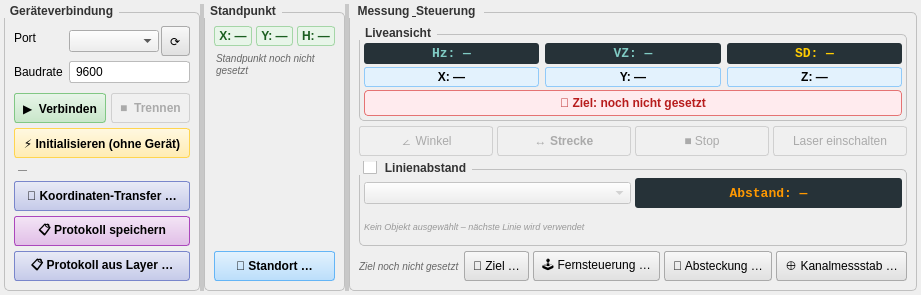
Old version of the form q_sokkia_plugin_dockwidget_base.ui in the repository geopackix/qgis_sokkia.
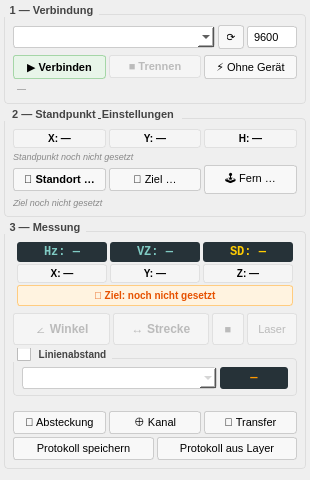
New version of the form. Custom widgets are drawn as their Qt base class.

Commit message: slim design on side-bar

Diff of the .ui file:
```diff
--- a/q_sokkia_plugin_dockwidget_base.ui
+++ b/q_sokkia_plugin_dockwidget_base.ui
@@ -6,53 +6,43 @@
    <rect>
     <x>0</x>
     <y>0</y>
-    <width>760</width>
-    <height>220</height>
+    <width>310</width>
+    <height>480</height>
    </rect>
   </property>
   <property name="minimumSize">
    <size>
-    <width>500</width>
+    <width>280</width>
     <height>0</height>
    </size>
   </property>
   <property name="windowTitle">
-   <string>QGIS Sokkia Plugin</string>
+   <string>Sokkia</string>
   </property>
   <widget class="QWidget" name="dockWidgetContents">
    <property name="styleSheet">
-    <string notr="true">QGroupBox{font-weight:bold;border:1px solid #c0c0c0;border-radius:5px;margin-top:8px;padding-top:4px;}QGroupBox::title{subcontrol-origin:margin;subcontrol-position:top left;padding:0 4px;color:#333;}QLineEdit{border:1px solid #bbb;border-radius:3px;padding:2px 4px;background:white;}QLineEdit:disabled{background:#f0f0f0;color:#888;}QPushButton{border:1px solid #aaa;border-radius:3px;padding:3px 8px;background:qlineargradient(x1:0,y1:0,x2:0,y2:1,stop:0 #f8f8f8,stop:1 #e0e0e0);min-height:22px;}QPushButton:hover{background:qlineargradient(x1:0,y1:0,x2:0,y2:1,stop:0 #e8f0fe,stop:1 #c8d8f8);border-color:#6699cc;}QPushButton:pressed{background:#c0c8d8;}QPushButton:disabled{color:#aaa;background:#f0f0f0;border-color:#d0d0d0;}QSplitter::handle{background:#c8c8c8;}QSplitter::handle:horizontal{width:5px;}QSplitter::handle:hover{background:#6699cc;}</string>
+    <string notr="true">*{font-size:11px;}QGroupBox{font-weight:600;border:1px solid #ddd;border-radius:4px;margin-top:10px;padding:6px 4px 4px 4px;}QGroupBox::title{subcontrol-origin:margin;subcontrol-position:top left;padding:0 4px;color:#444;}QLineEdit,QComboBox{border:1px solid #ccc;border-radius:3px;padding:2px 4px;background:#fff;}QLineEdit:disabled{background:#f5f5f5;color:#999;}QPushButton{border:1px solid #ccc;border-radius:3px;padding:4px 8px;background:#f8f8f8;font-size:11px;}QPushButton:hover{background:#e3f2fd;border-color:#90caf9;}QPushButton:pressed{background:#bbdefb;}QPushButton:disabled{color:#bbb;background:#f5f5f5;border-color:#e0e0e0;}</string>
    </property>
-   <layout class="QHBoxLayout" name="mainHBox">
-    <property name="spacing"><number>0</number></property>
+   <layout class="QVBoxLayout" name="mainVBox">
+    <property name="spacing"><number>4</number></property>
     <property name="leftMargin"><number>4</number></property>
     <property name="topMargin"><number>4</number></property>
     <property name="rightMargin"><number>4</number></property>
     <property name="bottomMargin"><number>4</number></property>
-    <item>
-     <widget class="QSplitter" name="splitter">
-      <property name="orientation">
-       <enum>Qt::Horizontal</enum>
-      </property>
-      <property name="childrenCollapsible">
-       <bool>false</bool>
-      </property>
 
-      <!-- PANEL 1: Ger&#xE4;teverbindung -->
+    <!-- ===== SECTION 1: Verbindung / Initialisierung ===== -->
+    <item>
       <widget class="QGroupBox" name="groupBox">
-       <property name="title"><string>Ger&#xE4;teverbindung</string></property>
-       <property name="minimumWidth"><number>160</number></property>
+      <property name="title"><string>1 &#x2014; Verbindung</string></property>
        <layout class="QVBoxLayout" name="vl_conn">
-        <property name="spacing"><number>5</number></property>
+       <property name="spacing"><number>3</number></property>
+       <property name="leftMargin"><number>4</number></property>
+       <property name="topMargin"><number>4</number></property>
+       <property name="rightMargin"><number>4</number></property>
+       <property name="bottomMargin"><number>4</number></property>
         <item>
-         <layout class="QFormLayout" name="form_conn">
-          <property name="horizontalSpacing"><number>6</number></property>
-          <item row="0" column="0">
-           <widget class="QLabel" name="label"><property name="text"><string>Port</string></property></widget>
-          </item>
-          <item row="0" column="1">
            <layout class="QHBoxLayout" name="hl_port">
-            <property name="spacing"><number>2</number></property>
+         <property name="spacing"><number>3</number></property>
             <item>
              <widget class="QComboBox" name="combo_port">
               <property name="toolTip"><string>Verf&#xFC;gbare serielle Ports</string></property>
@@ -68,108 +58,88 @@
              <widget class="QPushButton" name="btn_refresh_ports">
               <property name="text"><string>&#x27F3;</string></property>
               <property name="toolTip"><string>Portliste aktualisieren</string></property>
-              <property name="maximumWidth"><number>28</number></property>
-             </widget>
-            </item>
-           </layout>
-          </item>
-          <item row="1" column="0">
-           <widget class="QLabel" name="label_2"><property name="text"><string>Baudrate</string></property></widget>
-          </item>
-          <item row="1" column="1">
-           <widget class="QLineEdit" name="input_baud"><property name="text"><string>9600</string></property></widget>
+           <property name="maximumSize"><size><width>26</width><height>16777215</height></size></property>
+          </widget>
+         </item>
+         <item>
+          <widget class="QLineEdit" name="input_baud">
+           <property name="text"><string>9600</string></property>
+           <property name="maximumSize"><size><width>50</width><height>16777215</height></size></property>
+           <property name="toolTip"><string>Baudrate</string></property>
+          </widget>
           </item>
          </layout>
         </item>
         <item>
          <widget class="QgsProjectionSelectionWidget" name="mQgsProjectionSelectionWidget"/>
         </item>
-        <item>
-         <spacer><property name="orientation"><enum>Qt::Vertical</enum></property><property name="sizeHint" stdset="0"><size><width>0</width><height>4</height></size></property></spacer>
-        </item>
         <item>
          <layout class="QHBoxLayout" name="hl_conn_btns">
+         <property name="spacing"><number>3</number></property>
           <item>
            <widget class="QPushButton" name="btn_connect">
-            <property name="text"><string>&#x25B6;  Verbinden</string></property>
-            <property name="styleSheet"><string notr="true">QPushButton{background:qlineargradient(x1:0,y1:0,x2:0,y2:1,stop:0 #e8f5e9,stop:1 #c8e6c9);border-color:#81c784;font-weight:bold;}</string></property>
+           <property name="text"><string>&#x25B6; Verbinden</string></property>
+           <property name="styleSheet"><string notr="true">QPushButton{background:#e8f5e9;border-color:#a5d6a7;font-weight:bold;}</string></property>
            </widget>
           </item>
           <item>
            <widget class="QPushButton" name="btn_disconnect">
             <property name="enabled"><bool>false</bool></property>
-            <property name="text"><string>&#x25A0;  Trennen</string></property>
-            <property name="styleSheet"><string notr="true">QPushButton:enabled{background:qlineargradient(x1:0,y1:0,x2:0,y2:1,stop:0 #ffebee,stop:1 #ffcdd2);border-color:#e57373;font-weight:bold;}</string></property>
-           </widget>
-          </item>
-         </layout>
+           <property name="text"><string>&#x25A0; Trennen</string></property>
+           <property name="styleSheet"><string notr="true">QPushButton:enabled{background:#ffebee;border-color:#ef9a9a;font-weight:bold;}</string></property>
+          </widget>
         </item>
         <item>
          <widget class="QPushButton" name="btn_init">
-          <property name="text"><string>&#x26A1; Initialisieren (ohne Ger&#xE4;t)</string></property>
+           <property name="text"><string>&#x26A1; Ohne Ger&#xE4;t</string></property>
           <property name="toolTip"><string>Layer anlegen und Plugin ohne Verbindung zu einem Tachymeter verwenden</string></property>
-          <property name="styleSheet"><string notr="true">QPushButton{background:qlineargradient(x1:0,y1:0,x2:0,y2:1,stop:0 #fff8e1,stop:1 #ffecb3);border-color:#ffd54f;font-weight:bold;}</string></property>
-         </widget>
+          </widget>
+         </item>
+        </layout>
         </item>
         <item>
          <widget class="QLabel" name="lbl_device_info">
           <property name="text"><string>&#x2014;</string></property>
           <property name="wordWrap"><bool>true</bool></property>
-          <property name="styleSheet"><string notr="true">color:#555;font-size:9px;padding:1px 2px;font-style:italic;</string></property>
-         </widget>
-        </item>
-        <item>
-         <widget class="QPushButton" name="btn_transfer">
-          <property name="text"><string>&#x1F4E1; Koordinaten-Transfer &#x2026;</string></property>
-          <property name="toolTip"><string>Koordinaten zwischen QGIS-Layer und Tachymeter &#xFC;bertragen (Upload/Download im SDR33-Format)</string></property>
-          <property name="styleSheet"><string notr="true">QPushButton{background:qlineargradient(x1:0,y1:0,x2:0,y2:1,stop:0 #e8eaf6,stop:1 #c5cae9);border-color:#7986cb;font-weight:bold;}</string></property>
-         </widget>
-        </item>
-        <item>
-         <widget class="QPushButton" name="btn_export_protokoll">
-          <property name="text"><string>&#x1F4CB; Protokoll speichern</string></property>
-          <property name="toolTip"><string>Messprotokoll dieser Sitzung als TXT-Datei speichern</string></property>
-          <property name="styleSheet"><string notr="true">QPushButton{background:qlineargradient(x1:0,y1:0,x2:0,y2:1,stop:0 #f3e5f5,stop:1 #e1bee7);border-color:#ab47bc;font-weight:bold;}</string></property>
-         </widget>
-        </item>
-        <item>
-         <widget class="QPushButton" name="btn_protokoll_from_layer">
-          <property name="text"><string>&#x1F4CB; Protokoll aus Layer &#x2026;</string></property>
-          <property name="toolTip"><string>Messprotokoll aus einem vorhandenen Messlayer erstellen</string></property>
-          <property name="styleSheet"><string notr="true">QPushButton{background:qlineargradient(x1:0,y1:0,x2:0,y2:1,stop:0 #e8eaf6,stop:1 #c5cae9);border-color:#7986cb;font-weight:bold;}</string></property>
+         <property name="styleSheet"><string notr="true">color:#888;font-size:9px;padding:1px 2px;</string></property>
          </widget>
         </item>
        </layout>
       </widget>
+    </item>
 
-      <!-- PANEL 2: Standpunkt (kompakt) -->
+    <!-- ===== SECTION 2: Standpunkt &amp; Einstellungen ===== -->
+    <item>
       <widget class="QGroupBox" name="groupBox_2">
-       <property name="title"><string>Standpunkt</string></property>
-       <property name="minimumWidth"><number>140</number></property>
+      <property name="title"><string>2 &#x2014; Standpunkt &amp; Einstellungen</string></property>
        <layout class="QVBoxLayout" name="vl_station">
-        <property name="spacing"><number>5</number></property>
+       <property name="spacing"><number>3</number></property>
+       <property name="leftMargin"><number>4</number></property>
+       <property name="topMargin"><number>4</number></property>
+       <property name="rightMargin"><number>4</number></property>
+       <property name="bottomMargin"><number>4</number></property>
         <item>
          <layout class="QHBoxLayout" name="hl_sp_status">
-          <property name="spacing"><number>4</number></property>
+         <property name="spacing"><number>3</number></property>
           <item>
            <widget class="QLabel" name="lbl_x">
             <property name="text"><string>X: &#x2014;</string></property>
             <property name="alignment"><set>Qt::AlignCenter</set></property>
-            <property name="styleSheet"><string notr="true">padding:2px 4px;background:#e8f5e9;border:1px solid #a5d6a7;border-radius:3px;font-weight:bold;color:#1b5e20;</string></property>
+           <property name="styleSheet"><string notr="true">padding:2px 3px;background:#f5f5f5;border:1px solid #e0e0e0;border-radius:3px;font-weight:bold;font-size:10px;</string></property>
            </widget>
           </item>
           <item>
            <widget class="QLabel" name="lbl_y">
             <property name="text"><string>Y: &#x2014;</string></property>
             <property name="alignment"><set>Qt::AlignCenter</set></property>
-            <property name="styleSheet"><string notr="true">padding:2px 4px;background:#e8f5e9;border:1px solid #a5d6a7;border-radius:3px;font-weight:bold;color:#1b5e20;</string></property>
+           <property name="styleSheet"><string notr="true">padding:2px 3px;background:#f5f5f5;border:1px solid #e0e0e0;border-radius:3px;font-weight:bold;font-size:10px;</string></property>
            </widget>
           </item>
           <item>
            <widget class="QLabel" name="lbl_z">
             <property name="text"><string>H: &#x2014;</string></property>
             <property name="alignment"><set>Qt::AlignCenter</set></property>
-            <property name="styleSheet"><string notr="true">padding:2px 4px;background:#e8f5e9;border:1px solid #a5d6a7;border-radius:3px;font-weight:bold;color:#1b5e20;</string></property>
+           <property name="styleSheet"><string notr="true">padding:2px 3px;background:#f5f5f5;border:1px solid #e0e0e0;border-radius:3px;font-weight:bold;font-size:10px;</string></property>
            </widget>
           </item>
          </layout>
@@ -178,90 +148,114 @@
          <widget class="QLabel" name="lbl_sp">
           <property name="text"><string>Standpunkt noch nicht gesetzt</string></property>
           <property name="wordWrap"><bool>true</bool></property>
-          <property name="styleSheet"><string notr="true">color:#666;font-style:italic;padding:1px 0;font-size:10px;</string></property>
+         <property name="styleSheet"><string notr="true">color:#888;font-style:italic;font-size:9px;</string></property>
          </widget>
         </item>
         <item>
-         <spacer>
-          <property name="orientation"><enum>Qt::Vertical</enum></property>
-          <property name="sizeHint" stdset="0"><size><width>0</width><height>4</height></size></property>
-         </spacer>
-        </item>
+        <layout class="QHBoxLayout" name="hl_settings_btns">
+         <property name="spacing"><number>3</number></property>
         <item>
          <widget class="QPushButton" name="btn_setSp">
           <property name="text"><string>&#x1F4CD; Standort &#x2026;</string></property>
           <property name="toolTip"><string>Standortdialog &#xF6;ffnen: bekannter Punkt, Anschlussrichtung oder Freie Stationierung</string></property>
-          <property name="styleSheet"><string notr="true">QPushButton{background:qlineargradient(x1:0,y1:0,x2:0,y2:1,stop:0 #e3f2fd,stop:1 #bbdefb);border-color:#64b5f6;font-weight:bold;}</string></property>
-         </widget>
-        </item>
-       </layout>
-      </widget>
+           <property name="styleSheet"><string notr="true">QPushButton{font-weight:bold;}</string></property>
+          </widget>
+         </item>
+         <item>
+          <widget class="QPushButton" name="btn_open_zielpunkt">
+           <property name="text"><string>&#x1F3AF; Ziel &#x2026;</string></property>
+           <property name="toolTip"><string>Zielpunktdialog &#xF6;ffnen: Zieltyp, Zielh&#xF6;he, Prismenkonstante</string></property>
+          </widget>
+         </item>
+         <item>
+          <widget class="QPushButton" name="btn_open_fernsteuerung">
+           <property name="text"><string>&#x1F579; Fern &#x2026;</string></property>
+           <property name="toolTip"><string>Fernsteuerungsdialog &#xF6;ffnen: Tachymeter drehen</string></property>
+          </widget>
+         </item>
+        </layout>
+       </item>
+       <item>
+        <widget class="QLabel" name="lbl_target">
+         <property name="text"><string>Ziel noch nicht gesetzt</string></property>
+         <property name="wordWrap"><bool>false</bool></property>
+         <property name="styleSheet"><string notr="true">color:#888;font-style:italic;font-size:9px;</string></property>
+        </widget>
+       </item>
+      </layout>
+     </widget>
+    </item>
 
-      <!-- PANEL 3: Messung &amp; Steuerung (kompakt) -->
+    <!-- ===== SECTION 3: Messung ===== -->
+    <item>
       <widget class="QGroupBox" name="groupBox_6">
-       <property name="title"><string>Messung &amp; Steuerung</string></property>
-       <property name="minimumWidth"><number>300</number></property>
+      <property name="title"><string>3 &#x2014; Messung</string></property>
        <layout class="QVBoxLayout" name="vl_measure_main">
-        <property name="spacing"><number>5</number></property>
+       <property name="spacing"><number>3</number></property>
+       <property name="leftMargin"><number>4</number></property>
+       <property name="topMargin"><number>4</number></property>
+       <property name="rightMargin"><number>4</number></property>
+       <property name="bottomMargin"><number>4</number></property>
 
-        <!-- Liveansicht -->
+       <!-- Liveansicht: Messwerte -->
         <item>
          <widget class="QGroupBox" name="groupBox_5">
-          <property name="title"><string>Liveansicht</string></property>
+         <property name="title"><string></string></property>
+         <property name="styleSheet"><string notr="true">QGroupBox{border:none;margin-top:0;padding-top:0;}</string></property>
           <layout class="QVBoxLayout" name="vl_live">
-           <property name="spacing"><number>3</number></property>
-           <property name="leftMargin"><number>4</number></property>
-           <property name="topMargin"><number>4</number></property>
-           <property name="rightMargin"><number>4</number></property>
-           <property name="bottomMargin"><number>4</number></property>
+          <property name="spacing"><number>2</number></property>
+          <property name="leftMargin"><number>0</number></property>
+          <property name="topMargin"><number>0</number></property>
+          <property name="rightMargin"><number>0</number></property>
+          <property name="bottomMargin"><number>0</number></property>
            <item>
             <layout class="QHBoxLayout" name="horizontalLayout_9">
-             <property name="spacing"><number>6</number></property>
+            <property name="spacing"><number>3</number></property>
              <item>
               <widget class="QLabel" name="lbl_ha">
                <property name="text"><string>Hz: &#x2014;</string></property>
                <property name="alignment"><set>Qt::AlignCenter</set></property>
-               <property name="styleSheet"><string notr="true">font-size:13px;font-weight:bold;padding:3px 6px;background:#263238;color:#80cbc4;border-radius:3px;font-family:monospace;</string></property>
+              <property name="styleSheet"><string notr="true">font-size:12px;font-weight:bold;padding:3px 4px;background:#263238;color:#80cbc4;border-radius:3px;font-family:monospace;</string></property>
               </widget>
              </item>
              <item>
               <widget class="QLabel" name="lbl_za">
                <property name="text"><string>VZ: &#x2014;</string></property>
                <property name="alignment"><set>Qt::AlignCenter</set></property>
-               <property name="styleSheet"><string notr="true">font-size:13px;font-weight:bold;padding:3px 6px;background:#263238;color:#80cbc4;border-radius:3px;font-family:monospace;</string></property>
+              <property name="styleSheet"><string notr="true">font-size:12px;font-weight:bold;padding:3px 4px;background:#263238;color:#80cbc4;border-radius:3px;font-family:monospace;</string></property>
               </widget>
              </item>
              <item>
               <widget class="QLabel" name="lbl_sd">
                <property name="text"><string>SD: &#x2014;</string></property>
                <property name="alignment"><set>Qt::AlignCenter</set></property>
-               <property name="styleSheet"><string notr="true">font-size:13px;font-weight:bold;padding:3px 6px;background:#263238;color:#ffcc02;border-radius:3px;font-family:monospace;</string></property>
+              <property name="styleSheet"><string notr="true">font-size:12px;font-weight:bold;padding:3px 4px;background:#263238;color:#ffcc02;border-radius:3px;font-family:monospace;</string></property>
               </widget>
              </item>
             </layout>
            </item>
            <item>
             <layout class="QHBoxLayout" name="horizontalLayout_12">
-             <property name="spacing"><number>6</number></property>
+            <property name="spacing"><number>3</number></property>
              <item>
               <widget class="QLabel" name="lbl_calc_x">
                <property name="text"><string>X: &#x2014;</string></property>
                <property name="alignment"><set>Qt::AlignCenter</set></property>
-               <property name="styleSheet"><string notr="true">padding:2px 5px;background:#e3f2fd;border:1px solid #90caf9;border-radius:3px;font-weight:bold;</string></property>
+              <property name="styleSheet"><string notr="true">padding:2px 3px;background:#f5f5f5;border:1px solid #e0e0e0;border-radius:3px;font-weight:bold;font-size:10px;</string></property>
               </widget>
              </item>
              <item>
               <widget class="QLabel" name="lbl_calc_y">
                <property name="text"><string>Y: &#x2014;</string></property>
                <property name="alignment"><set>Qt::AlignCenter</set></property>
-               <property name="styleSheet"><string notr="true">padding:2px 5px;background:#e3f2fd;border:1px solid #90caf9;border-radius:3px;font-weight:bold;</string></property>
+              <property name="styleSheet"><string notr="true">padding:2px 3px;background:#f5f5f5;border:1px solid #e0e0e0;border-radius:3px;font-weight:bold;font-size:10px;</string></property>
               </widget>
              </item>
              <item>
               <widget class="QLabel" name="lbl_calc_z">
                <property name="text"><string>Z: &#x2014;</string></property>
                <property name="alignment"><set>Qt::AlignCenter</set></property>
-               <property name="styleSheet"><string notr="true">padding:2px 5px;background:#e3f2fd;border:1px solid #90caf9;border-radius:3px;font-weight:bold;</string></property>
+              <property name="styleSheet"><string notr="true">padding:2px 3px;background:#f5f5f5;border:1px solid #e0e0e0;border-radius:3px;font-weight:bold;font-size:10px;</string></property>
               </widget>
              </item>
             </layout>
@@ -270,23 +264,25 @@
             <widget class="QLabel" name="lbl_target_badge">
              <property name="text"><string>&#x1F3AF; Ziel: noch nicht gesetzt</string></property>
              <property name="alignment"><set>Qt::AlignCenter</set></property>
-             <property name="toolTip"><string>Aktuell am Tachymeter eingestellter Zieltyp und Prismenkonstante. Gilt f&#xFC;r ALLE Streckenmessungen (auch Kanalmessstab).</string></property>
-             <property name="styleSheet"><string notr="true">font-size:12px;font-weight:bold;padding:5px 8px;background:#ffebee;color:#b71c1c;border:1px solid #e57373;border-radius:4px;</string></property>
+            <property name="toolTip"><string>Aktuell am Tachymeter eingestellter Zieltyp und Prismenkonstante</string></property>
+            <property name="styleSheet"><string notr="true">font-size:10px;font-weight:bold;padding:3px 6px;background:#fff3e0;color:#e65100;border:1px solid #ffcc80;border-radius:3px;</string></property>
             </widget>
            </item>
           </layout>
          </widget>
         </item>
 
-        <!-- Messtasten -->
+       <!-- Messtasten (gro&#xDF; f&#xFC;r Outdoor) -->
         <item>
          <layout class="QHBoxLayout" name="hl_measure_btns">
-          <property name="spacing"><number>4</number></property>
+         <property name="spacing"><number>3</number></property>
           <item>
            <widget class="QPushButton" name="btn_measure_a">
             <property name="enabled"><bool>false</bool></property>
             <property name="text"><string>&#x2220; Winkel</string></property>
             <property name="toolTip"><string>Winkelmessung ausl&#xF6;sen</string></property>
+           <property name="minimumSize"><size><width>0</width><height>32</height></size></property>
+           <property name="styleSheet"><string notr="true">QPushButton{font-size:12px;font-weight:bold;}</string></property>
            </widget>
           </item>
           <item>
@@ -294,22 +290,27 @@
             <property name="enabled"><bool>false</bool></property>
             <property name="text"><string>&#x2194; Strecke</string></property>
             <property name="toolTip"><string>Streckenmessung ausl&#xF6;sen und Punkt speichern</string></property>
-            <property name="styleSheet"><string notr="true">QPushButton:enabled{background:qlineargradient(x1:0,y1:0,x2:0,y2:1,stop:0 #e3f2fd,stop:1 #bbdefb);border-color:#64b5f6;font-weight:bold;}</string></property>
+           <property name="minimumSize"><size><width>0</width><height>32</height></size></property>
+           <property name="styleSheet"><string notr="true">QPushButton{font-size:12px;font-weight:bold;}QPushButton:enabled{background:#e3f2fd;border-color:#64b5f6;}</string></property>
            </widget>
           </item>
           <item>
            <widget class="QPushButton" name="btn_measure_stop">
             <property name="enabled"><bool>false</bool></property>
-            <property name="text"><string>&#x25A0; Stop</string></property>
+           <property name="text"><string>&#x25A0;</string></property>
             <property name="toolTip"><string>Messung stoppen</string></property>
-            <property name="styleSheet"><string notr="true">QPushButton:enabled{background:qlineargradient(x1:0,y1:0,x2:0,y2:1,stop:0 #fff3e0,stop:1 #ffe0b2);border-color:#ffb74d;}</string></property>
+           <property name="minimumSize"><size><width>0</width><height>32</height></size></property>
+           <property name="maximumSize"><size><width>32</width><height>16777215</height></size></property>
+           <property name="styleSheet"><string notr="true">QPushButton:enabled{background:#ffebee;border-color:#ef9a9a;font-weight:bold;}</string></property>
            </widget>
           </item>
           <item>
            <widget class="QPushButton" name="btn_laser">
             <property name="enabled"><bool>false</bool></property>
-            <property name="text"><string>Laser einschalten</string></property>
+           <property name="text"><string>Laser</string></property>
             <property name="toolTip"><string>Laserpointer ein-/ausschalten</string></property>
+           <property name="minimumSize"><size><width>0</width><height>32</height></size></property>
+           <property name="maximumSize"><size><width>50</width><height>16777215</height></size></property>
            </widget>
           </item>
          </layout>
@@ -321,88 +322,94 @@
           <property name="title"><string>Linienabstand</string></property>
           <property name="checkable"><bool>true</bool></property>
           <property name="checked"><bool>false</bool></property>
-          <layout class="QVBoxLayout" name="vl_linedist">
+         <property name="styleSheet"><string notr="true">QGroupBox{font-size:10px;}</string></property>
+         <layout class="QHBoxLayout" name="vl_linedist">
            <property name="spacing"><number>3</number></property>
            <property name="leftMargin"><number>4</number></property>
-           <property name="topMargin"><number>4</number></property>
+          <property name="topMargin"><number>2</number></property>
            <property name="rightMargin"><number>4</number></property>
-           <property name="bottomMargin"><number>4</number></property>
-           <item>
-            <layout class="QHBoxLayout" name="hl_linedist">
-             <property name="spacing"><number>4</number></property>
+          <property name="bottomMargin"><number>2</number></property>
              <item>
               <widget class="QgsMapLayerComboBox" name="combo_line_layer">
-               <property name="toolTip"><string>Linienlayer ausw&#xE4;hlen, zu dem der Abstand berechnet wird</string></property>
+            <property name="toolTip"><string>Linienlayer ausw&#xE4;hlen</string></property>
+            <property name="sizePolicy">
+             <sizepolicy hsizetype="Expanding" vsizetype="Fixed">
+              <horstretch>1</horstretch>
+              <verstretch>0</verstretch>
+             </sizepolicy>
+            </property>
               </widget>
              </item>
              <item>
               <widget class="QLabel" name="lbl_line_distance">
-               <property name="text"><string>Abstand: &#x2014;</string></property>
+            <property name="text"><string>&#x2014;</string></property>
                <property name="alignment"><set>Qt::AlignCenter</set></property>
-               <property name="styleSheet"><string notr="true">font-size:13px;font-weight:bold;padding:3px 6px;background:#263238;color:#ff9800;border-radius:3px;font-family:monospace;</string></property>
+            <property name="styleSheet"><string notr="true">font-size:12px;font-weight:bold;padding:2px 4px;background:#263238;color:#ff9800;border-radius:3px;font-family:monospace;min-width:60px;</string></property>
               </widget>
              </item>
             </layout>
+        </widget>
            </item>
            <item>
             <widget class="QLabel" name="lbl_line_selection">
-             <property name="text"><string>Kein Objekt ausgew&#xE4;hlt &#x2013; n&#xE4;chste Linie wird verwendet</string></property>
-             <property name="styleSheet"><string notr="true">color:#999;font-style:italic;font-size:9px;</string></property>
-            </widget>
-           </item>
-          </layout>
+         <property name="text"><string></string></property>
+         <property name="styleSheet"><string notr="true">color:#999;font-size:8px;</string></property>
          </widget>
         </item>
 
-        <!-- Zeile: Zielstatus + Dialoge &#xF6;ffnen -->
+       <!-- Weitere Funktionen -->
         <item>
          <layout class="QHBoxLayout" name="hl_detail_btns">
-          <property name="spacing"><number>4</number></property>
-          <item>
-           <widget class="QLabel" name="lbl_target">
-            <property name="text"><string>Ziel noch nicht gesetzt</string></property>
-            <property name="wordWrap"><bool>false</bool></property>
-            <property name="styleSheet"><string notr="true">color:#666;font-style:italic;font-size:10px;</string></property>
-           </widget>
-          </item>
-          <item>
-           <spacer>
-            <property name="orientation"><enum>Qt::Horizontal</enum></property>
-            <property name="sizeHint" stdset="0"><size><width>10</width><height>0</height></size></property>
-           </spacer>
-          </item>
-          <item>
-           <widget class="QPushButton" name="btn_open_zielpunkt">
-            <property name="text"><string>&#x1F3AF; Ziel &#x2026;</string></property>
-            <property name="toolTip"><string>Zielpunktdialog &#xF6;ffnen: Zieltyp, Zielh&#xF6;he, Prismenkonstante</string></property>
-           </widget>
-          </item>
-          <item>
-           <widget class="QPushButton" name="btn_open_fernsteuerung">
-            <property name="text"><string>&#x1F579; Fernsteuerung &#x2026;</string></property>
-            <property name="toolTip"><string>Fernsteuerungsdialog &#xF6;ffnen: Tachymeter drehen</string></property>
-           </widget>
-          </item>
+         <property name="spacing"><number>3</number></property>
           <item>
            <widget class="QPushButton" name="btn_absteckung">
-            <property name="text"><string>&#x1F3AF; Absteckung &#x2026;</string></property>
+           <property name="text"><string>&#x1F3AF; Absteckung</string></property>
             <property name="toolTip"><string>Absteckungsdialog &#xF6;ffnen: Punkt aus Layer anfahren</string></property>
            </widget>
           </item>
           <item>
            <widget class="QPushButton" name="btn_kanalmessstab">
-            <property name="text"><string>&#x2295; Kanalmessstab &#x2026;</string></property>
+           <property name="text"><string>&#x2295; Kanal</string></property>
             <property name="toolTip"><string>Kanalmessstab: zwei Prismen am Stab messen, Zielpunkt in Verl&#xE4;ngerung berechnen</string></property>
            </widget>
           </item>
-         </layout>
-        </item>
-
-       </layout>
-      </widget>
+         <item>
+          <widget class="QPushButton" name="btn_transfer">
+           <property name="text"><string>&#x1F4E1; Transfer</string></property>
+           <property name="toolTip"><string>Koordinaten zwischen QGIS-Layer und Tachymeter &#xFC;bertragen</string></property>
+          </widget>
+         </item>
+        </layout>
+       </item>
+       <item>
+        <layout class="QHBoxLayout" name="hl_proto_btns">
+         <property name="spacing"><number>3</number></property>
+         <item>
+          <widget class="QPushButton" name="btn_export_protokoll">
+           <property name="text"><string>Protokoll speichern</string></property>
+           <property name="toolTip"><string>Messprotokoll dieser Sitzung als TXT-Datei speichern</string></property>
+          </widget>
+         </item>
+         <item>
+          <widget class="QPushButton" name="btn_protokoll_from_layer">
+           <property name="text"><string>Protokoll aus Layer</string></property>
+           <property name="toolTip"><string>Messprotokoll aus einem vorhandenen Messlayer erstellen</string></property>
+          </widget>
+         </item>
+        </layout>
+       </item>
+      </layout>
+     </widget>
+    </item>
 
-     </widget>
+    <!-- Spacer am Ende -->
+    <item>
+     <spacer name="verticalSpacer">
+      <property name="orientation"><enum>Qt::Vertical</enum></property>
+      <property name="sizeHint" stdset="0"><size><width>0</width><height>0</height></size></property>
+     </spacer>
     </item>
+
    </layout>
   </widget>
  </widget>
```
Lines whose indentation alone changed are shown as unchanged. The commit also changes 5 other files.
